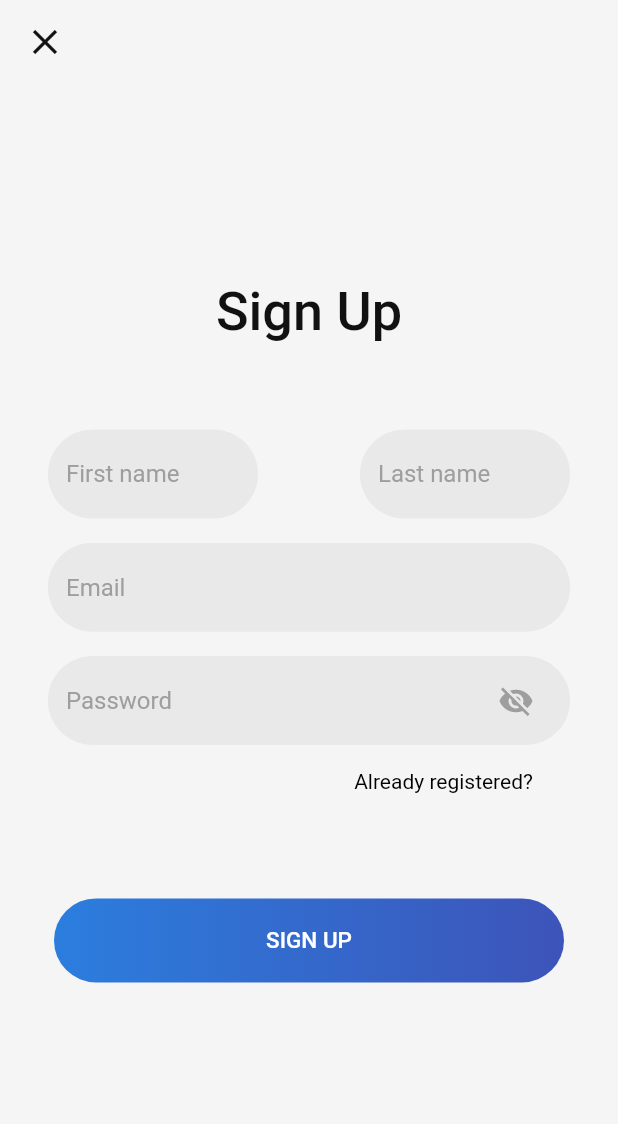
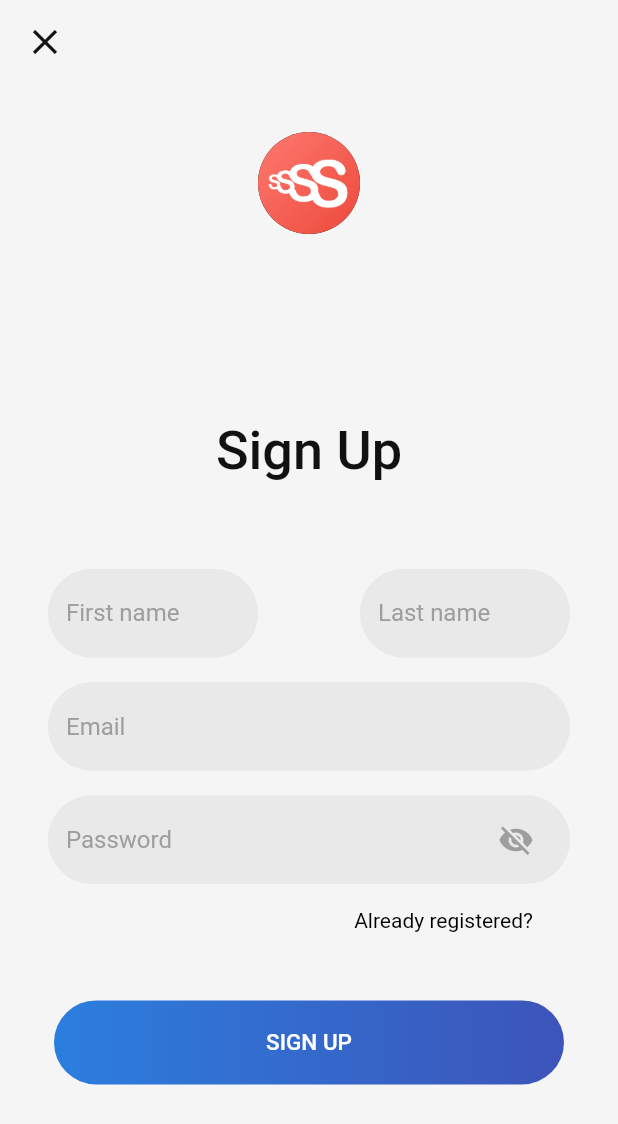
Before and after one commit to victorhmacfer/retrieval_practice, a Flutter app: the screen it shows after launch, after a tap on "SIGN UP", on a phone screen of 412 x 824 dp. Shown: the top 1124 px of the screen. Run offline on Flutter 3.47's test engine with Material 2 defaults, Android fonts, the phone set to English and light mode, and no system bars; our stand-ins replace cloud_firestore, firebase_auth, rxdart, sembast; accounts and stored records are empty.

Commit message:
put app icon in auth screens

```diff
--- a/lib/screens/signup_screen.dart
+++ b/lib/screens/signup_screen.dart
@@ -41,11 +41,14 @@ class SignUpScreen extends StatelessWidget {
           padding: const EdgeInsets.all(32.0),
           child: SingleChildScrollView(
             child: Column(
-              //mainAxisAlignment: MainAxisAlignment.spaceBetween,
               crossAxisAlignment: CrossAxisAlignment.center,
               children: <Widget>[
+                CircleAvatar(
+                    backgroundImage: AssetImage('assets/images/launcher-icon-192.png'),
+                    radius: 34,
+                ),
                 SizedBox(
-                  height: screenHeight * 0.05,
+                  height: screenHeight * 0.08,
                 ),
                 Container(
                   padding: EdgeInsets.symmetric(vertical: screenHeight * 0.07),
@@ -282,7 +285,7 @@ class _MySignUpFormState extends State<MySignUpForm> {
             ),
           ),
           SizedBox(
-            height: screenHeight * 0.08,
+            height: screenHeight * 0.05,
           ),
           GestureDetector(
               onTap: () async {
--- a/pubspec.yaml
+++ b/pubspec.yaml
@@ -55,6 +55,8 @@ flutter:
     - assets/images/default-pic.jpg
     - assets/images/white-default-pic.jpg
     - assets/images/space-get-started.jpg
+    - assets/images/launcher-icon-96.png
+    - assets/images/launcher-icon-192.png
 
 
 
```
Also changed, not shown: lib/screens/home_screen.dart (+25 -4 lines), lib/screens/login_screen.dart (+5 -2 lines), assets/images/launcher-icon-192.png (added), assets/images/launcher-icon-96.png (added), 1 other file.
